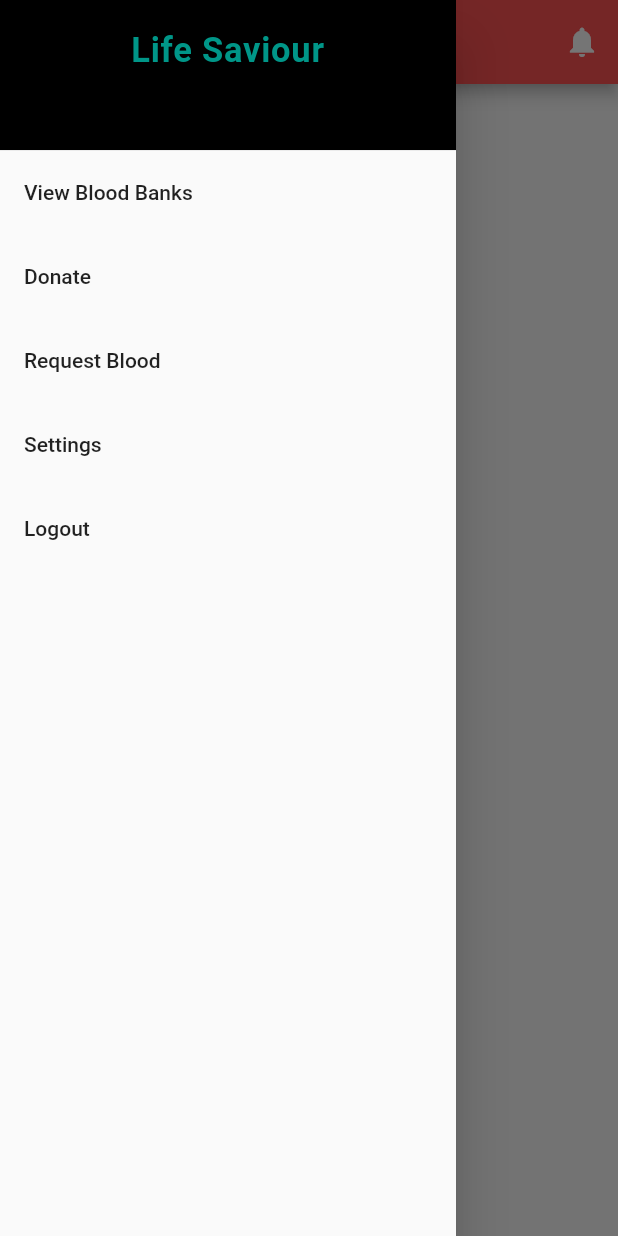
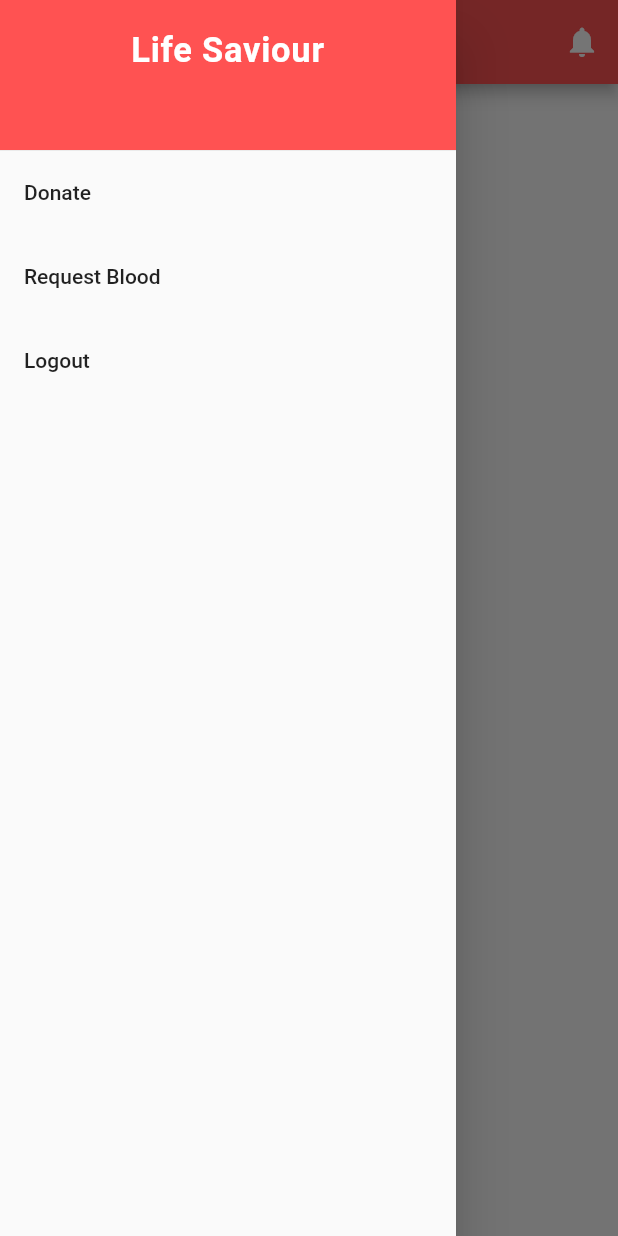
Before and after one commit to zayantharani/bloodbank, a Flutter app: the HomePage screen opened directly, with the side drawer open, on a phone screen of 412 x 824 dp. Run offline on Flutter 3.47's test engine with Material 2 defaults, Android fonts, the phone set to English and light mode, and no system bars; our stand-ins replace firebase_auth, firebase_database; accounts and stored records are empty.

```diff
--- a/lib/signup_page.dart
+++ b/lib/signup_page.dart
@@ -30,6 +30,7 @@ class _SignUpPageState extends State<SignUpPage> {
   String _address;
   bool _isBloodBank = false;
   String _bloodGroup;
+  int BloodCount  = 0;
 
   bool validateAndSave() {
     final form = _formKey.currentState;
@@ -56,7 +57,8 @@ class _SignUpPageState extends State<SignUpPage> {
           "isBloodBank" : _isBloodBank,
           "BloodGroup" : _bloodGroup,
           "Address" : _address,
-          "requests" : [""],
+          "DonationCount":BloodCount,
+//          "Blood Donate Count":BloodCount,
         });
 
         _scaffoldKey.currentState.showSnackBar(
--- a/lib/ui/Home.dart
+++ b/lib/ui/Home.dart
@@ -64,27 +64,27 @@ class homeState extends State<HomePage> {
                   style: TextStyle(
                       letterSpacing: .5,
                       fontSize: 23.0,
-                      color: Colors.teal,
+                      color: Colors.white,
                       fontWeight: FontWeight.w600),
                 ),
                 decoration: BoxDecoration(
-                  color: Colors.black,
+                  color: Colors.redAccent,
                 ),
               ),
             ),
-            ListTile(
-              title: Text('View Blood Banks'),
-              onTap: () {
-                Navigator.pop(context);
-                Navigator.push(
-                    context,
-                    MaterialPageRoute(
-                      builder: (context) => Bank(),
-                    ));
-                // Update the state of the app
-                // ...
-              },
-            ),
+//            ListTile(
+//              title: Text('View Blood Banks'),
+//              onTap: () {
+//                Navigator.pop(context);
+//                Navigator.push(
+//                    context,
+//                    MaterialPageRoute(
+//                      builder: (context) => Bank(),
+//                    ));
+//                // Update the state of the app
+//                // ...
+//              },
+//            ),
             ListTile(
               title: Text('Donate'),
               onTap: () {
@@ -111,19 +111,19 @@ class homeState extends State<HomePage> {
                 // ...
               },
             ),
-            ListTile(
-              title: Text('Settings'),
-              onTap: () {
-                Navigator.pop(context);
-                Navigator.push(
-                    context,
-                    MaterialPageRoute(
-                      builder: (context) => Settings(),
-                    ));
-                // Update the state of the app
-                // ...
-              },
-            ),
+//            ListTile(
+//              title: Text('Settings'),
+//              onTap: () {
+//                Navigator.pop(context);
+//                Navigator.push(
+//                    context,
+//                    MaterialPageRoute(
+//                      builder: (context) => Settings(),
+//                    ));
+//                // Update the state of the app
+//                // ...
+//              },
+//            ),
             ListTile(
                 title: Text('Logout'),
                 onTap: () {
@@ -197,6 +197,12 @@ Widget profile() {
                 ),
                 new Container(
                   child: new Text("BloodGroup: ${data['BloodGroup']}",
+                      style: Theme.of(context).textTheme.title),
+                  alignment: Alignment.centerLeft,
+                  padding: EdgeInsets.fromLTRB(20.0, 20.0, 0.0, 0.0),
+                  margin: EdgeInsets.all(0.0),
+                ),new Container(
+                  child: new Text("No. of Donations: ${data['DonationCount']}",
                       style: Theme.of(context).textTheme.title),
                   alignment: Alignment.centerLeft,
                   padding: EdgeInsets.fromLTRB(20.0, 20.0, 0.0, 20.0),
```
Also changed, not shown: lib/ui/Donor.dart (+59 -35 lines), lib/ui/TranscriptPage.dart (+23 -6 lines).
